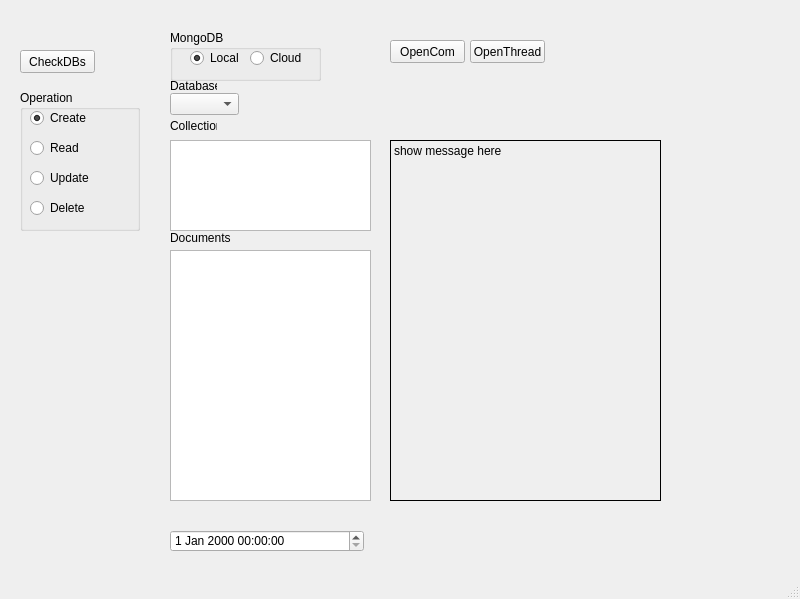
Qt form myMDB.ui (avenboss/avenboss) before a commit.
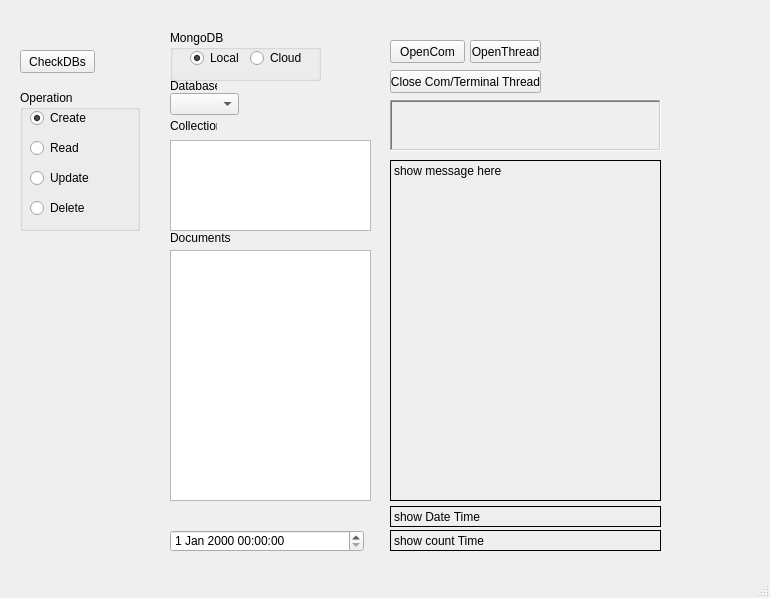
The same form after that commit.

Diff of the .ui file:
```diff
--- a/myMDB.ui
+++ b/myMDB.ui
@@ -6,8 +6,8 @@
    <rect>
     <x>0</x>
     <y>0</y>
-    <width>800</width>
-    <height>599</height>
+    <width>770</width>
+    <height>598</height>
    </rect>
   </property>
   <property name="windowTitle">
@@ -220,9 +220,9 @@
     <property name="geometry">
      <rect>
       <x>390</x>
-      <y>140</y>
+      <y>160</y>
       <width>271</width>
-      <height>361</height>
+      <height>341</height>
      </rect>
     </property>
     <property name="frameShape">
@@ -274,7 +274,7 @@
      <rect>
       <x>470</x>
       <y>40</y>
-      <width>75</width>
+      <width>71</width>
       <height>23</height>
      </rect>
     </property>
@@ -297,6 +297,112 @@
      <bool>false</bool>
     </property>
    </widget>
+   <widget class="QLabel" name="LAB_runtime">
+    <property name="geometry">
+     <rect>
+      <x>390</x>
+      <y>530</y>
+      <width>271</width>
+      <height>21</height>
+     </rect>
+    </property>
+    <property name="frameShape">
+     <enum>QFrame::Box</enum>
+    </property>
+    <property name="text">
+     <string>show count Time</string>
+    </property>
+    <property name="alignment">
+     <set>Qt::AlignLeading|Qt::AlignLeft|Qt::AlignTop</set>
+    </property>
+    <property name="wordWrap">
+     <bool>false</bool>
+    </property>
+    <property name="buddy">
+     <cstring></cstring>
+    </property>
+   </widget>
+   <widget class="QLabel" name="LAB_datetime">
+    <property name="geometry">
+     <rect>
+      <x>390</x>
+      <y>506</y>
+      <width>271</width>
+      <height>21</height>
+     </rect>
+    </property>
+    <property name="frameShape">
+     <enum>QFrame::Box</enum>
+    </property>
+    <property name="text">
+     <string>show Date Time</string>
+    </property>
+    <property name="alignment">
+     <set>Qt::AlignLeading|Qt::AlignLeft|Qt::AlignTop</set>
+    </property>
+    <property name="wordWrap">
+     <bool>false</bool>
+    </property>
+    <property name="buddy">
+     <cstring></cstring>
+    </property>
+   </widget>
+   <widget class="QPushButton" name="PBTNT_3">
+    <property name="geometry">
+     <rect>
+      <x>390</x>
+      <y>70</y>
+      <width>151</width>
+      <height>23</height>
+     </rect>
+    </property>
+    <property name="autoFillBackground">
+     <bool>true</bool>
+    </property>
+    <property name="text">
+     <string>Close Com/Terminal Thread</string>
+    </property>
+    <property name="checkable">
+     <bool>false</bool>
+    </property>
+    <property name="autoDefault">
+     <bool>false</bool>
+    </property>
+    <property name="default">
+     <bool>false</bool>
+    </property>
+    <property name="flat">
+     <bool>false</bool>
+    </property>
+   </widget>
+   <widget class="QLabel" name="LAB_error">
+    <property name="geometry">
+     <rect>
+      <x>390</x>
+      <y>100</y>
+      <width>271</width>
+      <height>51</height>
+     </rect>
+    </property>
+    <property name="frameShape">
+     <enum>QFrame::WinPanel</enum>
+    </property>
+    <property name="frameShadow">
+     <enum>QFrame::Sunken</enum>
+    </property>
+    <property name="text">
+     <string/>
+    </property>
+    <property name="alignment">
+     <set>Qt::AlignLeading|Qt::AlignLeft|Qt::AlignTop</set>
+    </property>
+    <property name="wordWrap">
+     <bool>true</bool>
+    </property>
+    <property name="buddy">
+     <cstring></cstring>
+    </property>
+   </widget>
   </widget>
   <widget class="QMenuBar" name="menubar">
    <property name="geometry">
```
Left out of the diff: 2 changed lines with no effect on the pictures.
